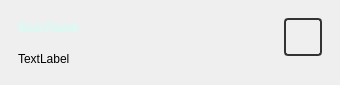
First picture: the form in src/playlistwidget.ui, repository knowthelist/knowthelist, before the edit.
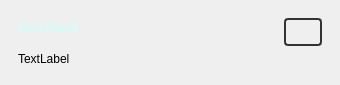
Second picture: the form after the edit. Icons and pictures are not drawn.

```diff
--- a/src/playlistwidget.ui
+++ b/src/playlistwidget.ui
@@ -25,8 +25,8 @@
    stop:0.1 white,
    stop:1 #326f22
  );
-max-height: 32px;
-min-height: 32px;
+max-height: 22px;
+min-height: 22px;
 }
 QPushButton#butPlay:checked {
  background: qlineargradient(
@@ -134,12 +134,27 @@
          <enum>QFrame::Raised</enum>
         </property>
         <layout class="QFormLayout" name="formLayout">
+         <property name="bottomMargin">
+          <number>6</number>
+         </property>
          <item row="0" column="0" colspan="2">
           <widget class="QPushButton" name="butPlay">
+           <property name="sizePolicy">
+            <sizepolicy hsizetype="Fixed" vsizetype="Fixed">
+             <horstretch>0</horstretch>
+             <verstretch>0</verstretch>
+            </sizepolicy>
+           </property>
            <property name="minimumSize">
             <size>
              <width>35</width>
-             <height>38</height>
+             <height>28</height>
+            </size>
+           </property>
+           <property name="maximumSize">
+            <size>
+             <width>16777215</width>
+             <height>28</height>
             </size>
            </property>
            <property name="toolTip">
```
